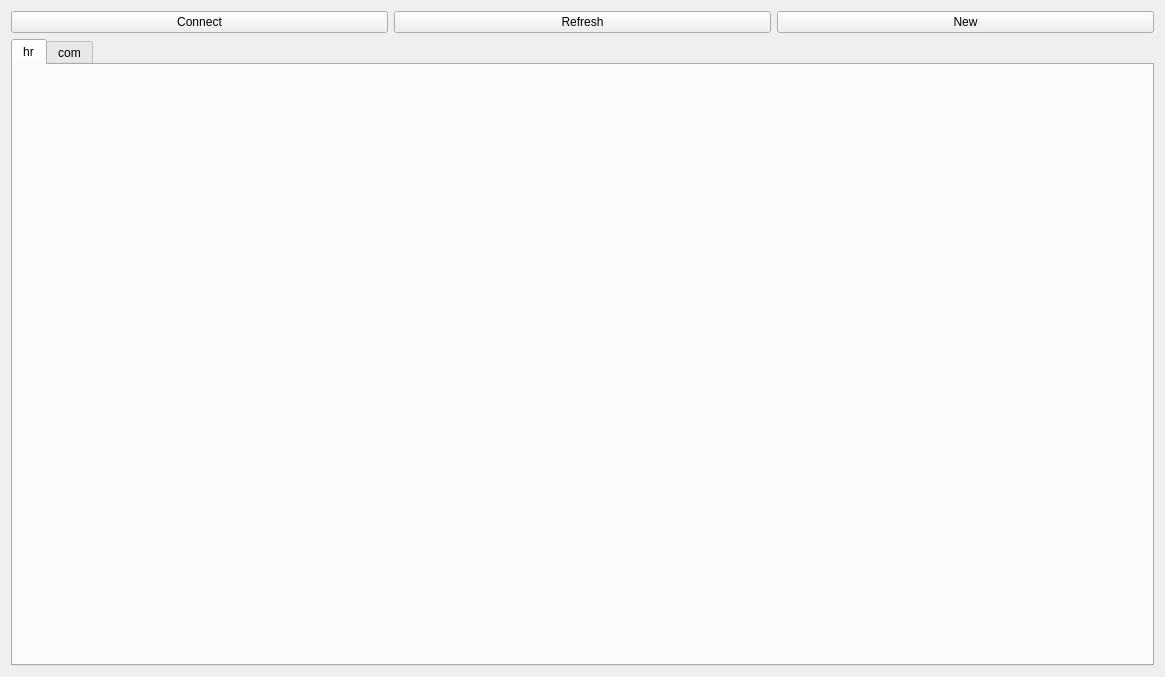
The window that mainwindow.ui (Hyuntae-Lee/HRM) describes before a commit, drawn with Qt 5.
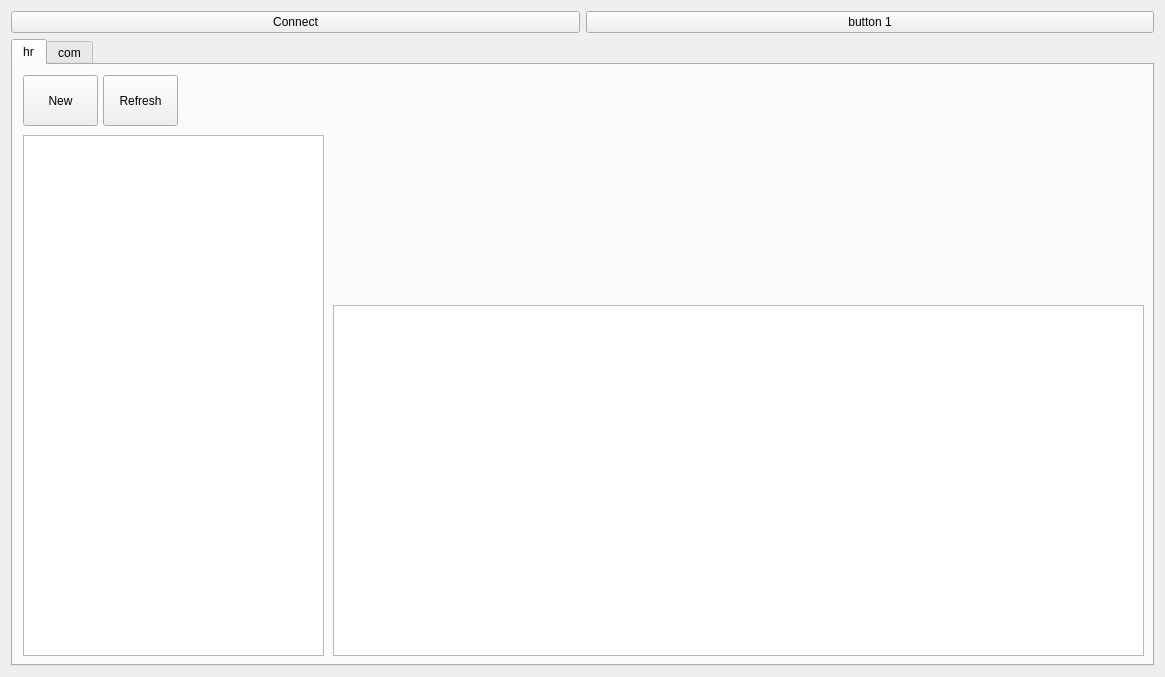
The same window after the commit. The open tabs and pages were chosen to show the change.

Commit message: db 연결 후 데이터 보여주는 것 까지

What changed in the file:
```diff
--- a/mainwindow.ui
+++ b/mainwindow.ui
@@ -27,14 +27,7 @@
       <item>
        <widget class="QPushButton" name="pushButton_refresh">
         <property name="text">
-         <string>Refresh</string>
-        </property>
-       </widget>
-      </item>
-      <item>
-       <widget class="QPushButton" name="pushButton_newWorker">
-        <property name="text">
-         <string>New</string>
+         <string>button 1</string>
         </property>
        </widget>
       </item>
@@ -49,21 +42,57 @@
        <attribute name="title">
         <string>hr</string>
        </attribute>
+       <widget class="QListView" name="listView_hr">
+        <property name="geometry">
+         <rect>
+          <x>10</x>
+          <y>70</y>
+          <width>301</width>
+          <height>521</height>
+         </rect>
+        </property>
+       </widget>
+       <widget class="QPushButton" name="pushButton_newHR">
+        <property name="geometry">
+         <rect>
+          <x>10</x>
+          <y>10</y>
+          <width>75</width>
+          <height>51</height>
+         </rect>
+        </property>
+        <property name="text">
+         <string>New</string>
+        </property>
+       </widget>
+       <widget class="QPushButton" name="pushButton_refreshHR">
+        <property name="geometry">
+         <rect>
+          <x>90</x>
+          <y>10</y>
+          <width>75</width>
+          <height>51</height>
+         </rect>
+        </property>
+        <property name="text">
+         <string>Refresh</string>
+        </property>
+       </widget>
+       <widget class="QListView" name="listView_history">
+        <property name="geometry">
+         <rect>
+          <x>320</x>
+          <y>240</y>
+          <width>811</width>
+          <height>351</height>
+         </rect>
+        </property>
+       </widget>
       </widget>
       <widget class="QWidget" name="tab_company">
        <attribute name="title">
         <string>com</string>
        </attribute>
-       <widget class="QListView" name="listView_hr">
-        <property name="geometry">
-         <rect>
-          <x>10</x>
-          <y>10</y>
-          <width>301</width>
-          <height>581</height>
-         </rect>
-        </property>
-       </widget>
       </widget>
      </widget>
     </item>
```
Left out of the diff: 4 changed lines with no effect on the pictures. The commit also changes 2 other files.
